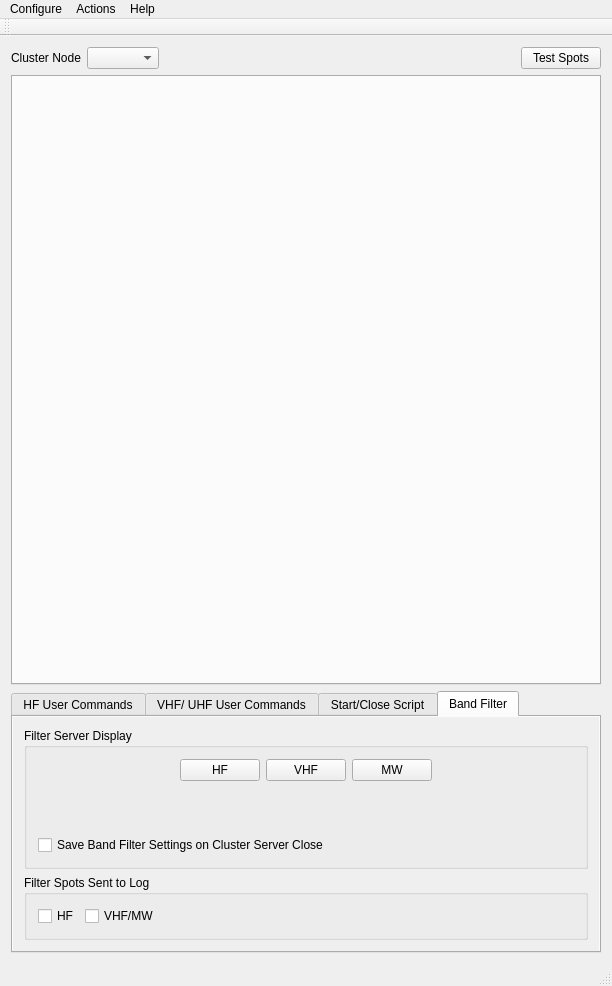
Qt form mqt/MqtCluster/clustermainwindow.ui (Rsclub22/Minos2-Mirror) before a commit.
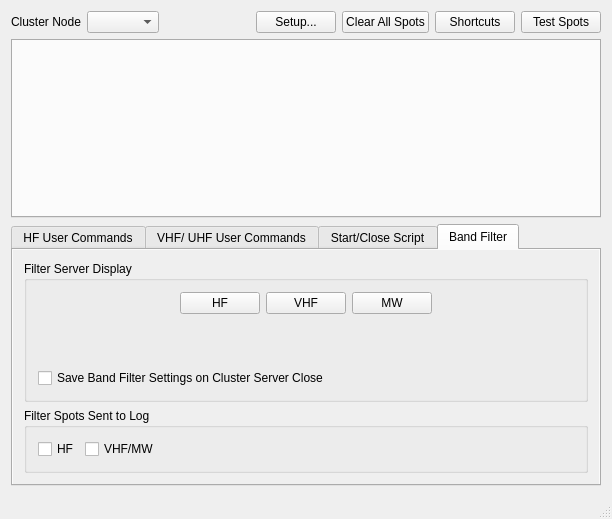
The same form after that commit. Custom widgets are drawn as their Qt base class.

Commit message: Convert from actions/menus to buttons for ease of use on MAC

```diff
--- a/mqt/MqtCluster/clustermainwindow.ui
+++ b/mqt/MqtCluster/clustermainwindow.ui
@@ -7,7 +7,7 @@
     <x>0</x>
     <y>0</y>
     <width>612</width>
-    <height>986</height>
+    <height>519</height>
    </rect>
   </property>
   <property name="windowTitle">
@@ -16,9 +16,7 @@
   <widget class="QWidget" name="centralWidget">
    <layout class="QVBoxLayout" name="verticalLayout_14">
     <item>
-     <layout class="QHBoxLayout" name="horizontalLayout_4">
-      <item>
-       <layout class="QHBoxLayout" name="horizontalLayout_15">
+     <layout class="QHBoxLayout" name="horizontalLayout_3">
         <item>
          <widget class="QLabel" name="label">
           <property name="text">
@@ -33,12 +31,8 @@
           </property>
          </widget>
         </item>
-       </layout>
-      </item>
       <item>
-       <layout class="QHBoxLayout" name="horizontalLayout_14">
-        <item>
-         <spacer name="horizontalSpacer">
+       <spacer name="horizontalSpacer_5">
           <property name="orientation">
            <enum>Qt::Horizontal</enum>
           </property>
@@ -50,6 +44,27 @@
           </property>
          </spacer>
         </item>
+      <item>
+       <widget class="QPushButton" name="setupButton">
+        <property name="text">
+         <string>Setup...</string>
+        </property>
+       </widget>
+      </item>
+      <item>
+       <widget class="QPushButton" name="clearSpots">
+        <property name="text">
+         <string>Clear All Spots</string>
+        </property>
+       </widget>
+      </item>
+      <item>
+       <widget class="QPushButton" name="shortcuts">
+        <property name="text">
+         <string>Shortcuts</string>
+        </property>
+       </widget>
+      </item>
         <item>
          <widget class="QPushButton" name="testSpotsPb">
           <property name="text">
@@ -59,8 +74,6 @@
         </item>
        </layout>
       </item>
-     </layout>
-    </item>
     <item>
      <widget class="QLogTabWidget" name="clusterViewsTab">
       <property name="currentIndex">
@@ -612,46 +625,6 @@
     </item>
    </layout>
   </widget>
-  <widget class="QMenuBar" name="menuBar">
-   <property name="geometry">
-    <rect>
-     <x>0</x>
-     <y>0</y>
-     <width>612</width>
-     <height>24</height>
-    </rect>
-   </property>
-   <widget class="QMenu" name="menuConfigure">
-    <property name="title">
-     <string>Configure</string>
-    </property>
-    <addaction name="actionSetup"/>
-   </widget>
-   <widget class="QMenu" name="menuHelp">
-    <property name="title">
-     <string>Help</string>
-    </property>
-    <addaction name="actionAbout"/>
-    <addaction name="actionUser_Command_Shortcuts"/>
-   </widget>
-   <widget class="QMenu" name="menuActions">
-    <property name="title">
-     <string>Actions</string>
-    </property>
-    <addaction name="actionClear_All_Spots"/>
-   </widget>
-   <addaction name="menuConfigure"/>
-   <addaction name="menuActions"/>
-   <addaction name="menuHelp"/>
-  </widget>
-  <widget class="QToolBar" name="mainToolBar">
-   <attribute name="toolBarArea">
-    <enum>TopToolBarArea</enum>
-   </attribute>
-   <attribute name="toolBarBreak">
-    <bool>false</bool>
-   </attribute>
-  </widget>
   <widget class="QStatusBar" name="statusBar"/>
   <action name="actionSetup">
    <property name="text">
```
Left out of the diff: 22 changed lines with no effect on the pictures. Lines whose indentation alone changed are shown as unchanged. The commit also changes 12 other files.
